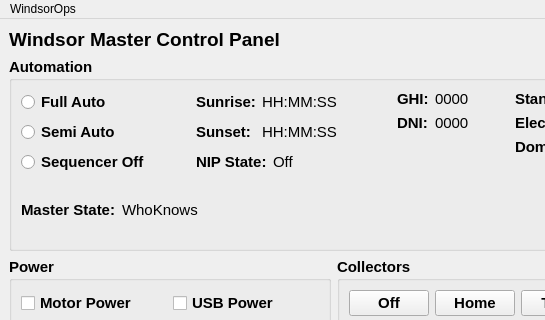
This is Gen2OpsConsole.ui in behines/Gen3OpsConsole as Qt 5 draws it before an edit; both pictures show x 0 to 545 and y 0 to 320 of the 794 by 602 pixel window. The edited form follows.
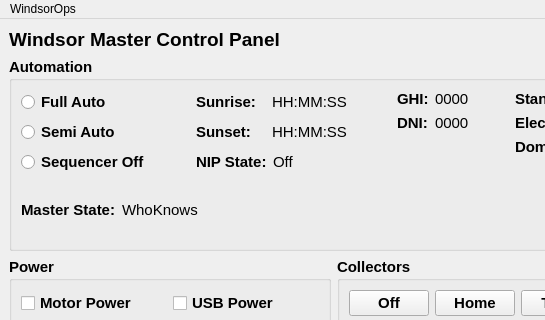
This is the edited form.

Diff of the .ui file:
```diff
--- a/Gen2OpsConsole.ui
+++ b/Gen2OpsConsole.ui
@@ -157,7 +157,7 @@
                     </font>
                    </property>
                    <property name="text">
-                    <string>Off</string>
+                    <string>Off             </string>
                    </property>
                   </widget>
                  </item>
```
